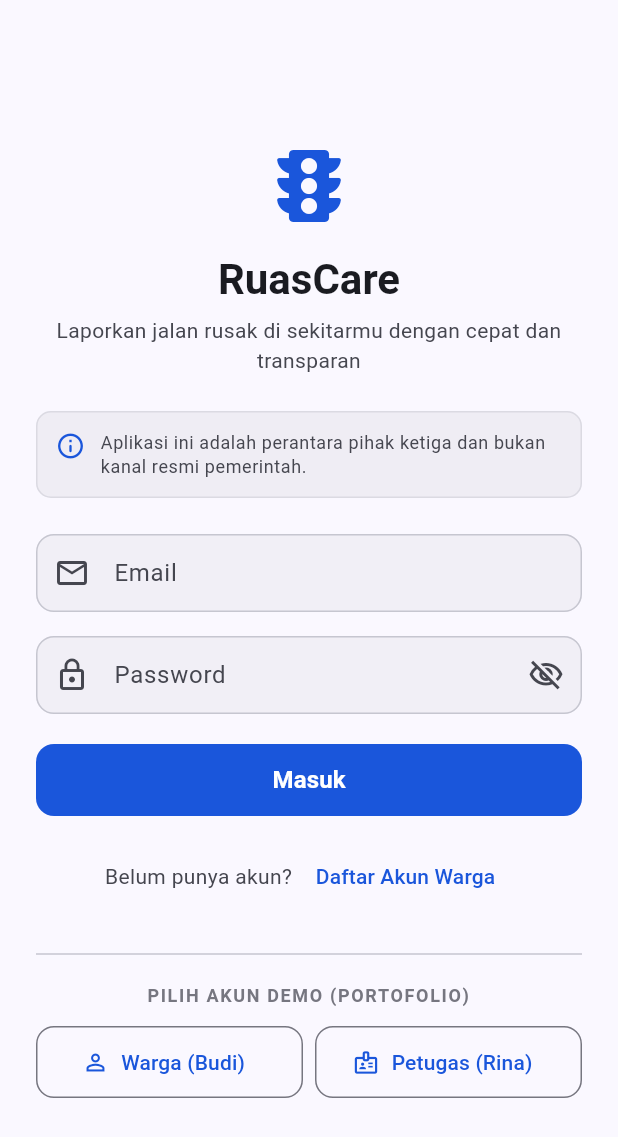
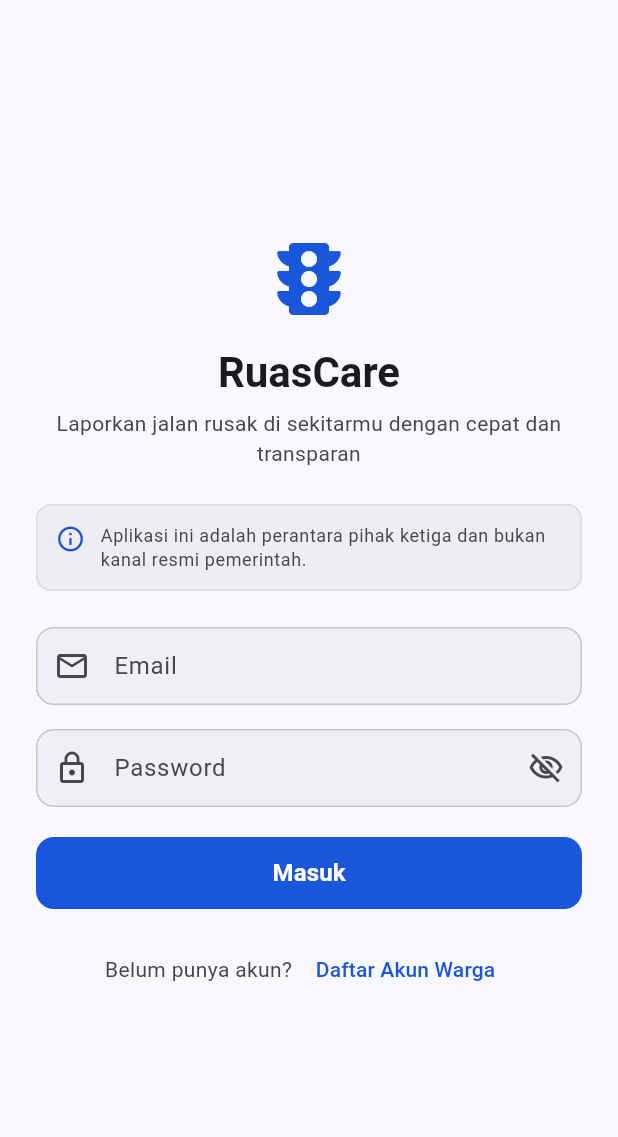
Before and after one commit to DzakyRishan/RuasCare, a Flutter app: the screen it shows after launch, on a phone screen of 412 x 824 dp. Shown: the top 1137 px of the screen. Run offline on Flutter 3.47's test engine with Material 3 defaults, Android fonts, the phone set to English and light mode, and no system bars; our stand-ins replace dio, flutter_map, flutter_riverpod, flutter_secure_storage, geolocator, go_router and 2 more; accounts and stored records are empty.

Commit message:
Hapus tombol akun demo dari halaman login
Warga sekarang daftar sendiri lewat halaman Daftar. Akun petugas disiapkan langsung di database. PRD bagian 5 disesuaikan, test login diganti jadi cek bahwa tombol demo sudah tidak ada.

```diff
--- a/lib/features/auth/presentation/screens/login_screen.dart
+++ b/lib/features/auth/presentation/screens/login_screen.dart
@@ -3,13 +3,12 @@ import 'package:flutter_riverpod/flutter_riverpod.dart';
 import 'package:go_router/go_router.dart';
 import 'package:lapor_jalan/core/constants/app_constants.dart';
 import 'package:lapor_jalan/core/router/app_routes.dart';
-import 'package:lapor_jalan/features/auth/data/fake/fake_users.dart';
 import 'package:lapor_jalan/features/auth/presentation/controllers/auth_controller.dart';
 
 /// Layar Login pengguna (Warga dan Petugas).
 ///
-/// Menyertakan disclaimer resmi pihak ketiga (PRD §8) dan shortcut akun demo
-/// untuk memudahkan peninjau portofolio mencoba kedua peran (PRD §5).
+/// Menyertakan disclaimer resmi pihak ketiga (PRD §8). Warga membuat akun lewat
+/// halaman Daftar, sedangkan akun Petugas disiapkan langsung di database.
 class LoginScreen extends ConsumerStatefulWidget {
   const LoginScreen({super.key});
 
@@ -28,12 +27,6 @@ class _LoginScreenState extends ConsumerState<LoginScreen> {
     _emailController.dispose();
     _passwordController.dispose();
     super.dispose();
-  }
-
-  void _fillDemoAccount(String email) {
-    _emailController.text = email;
-    _passwordController.text = FakeUsers.demoPassword;
-    ref.read(authControllerProvider.notifier).clearErrors();
   }
 
   Future<void> _handleLogin() async {
@@ -251,45 +244,6 @@ class _LoginScreenState extends ConsumerState<LoginScreen> {
                         ),
                       ],
                     ),
-                    const SizedBox(height: 20),
-
-                    const Divider(),
-                    const SizedBox(height: 12),
-
-                    // Bagian Akun Demo Portofolio (PRD §5)
-                    Text(
-                      'PILIH AKUN DEMO (PORTOFOLIO)',
-                      textAlign: TextAlign.center,
-                      style: theme.textTheme.labelMedium?.copyWith(
-                        fontWeight: FontWeight.bold,
-                        color: theme.colorScheme.outline,
-                        letterSpacing: 1.1,
-                      ),
-                    ),
-                    const SizedBox(height: 12),
-                    Row(
-                      children: [
-                        Expanded(
-                          child: OutlinedButton.icon(
-                            icon: const Icon(Icons.person_outline, size: 18),
-                            label: const Text('Warga (Budi)'),
-                            onPressed: authState.isLoading
-                                ? null
-                                : () => _fillDemoAccount(FakeUsers.budi.email),
-                          ),
-                        ),
-                        const SizedBox(width: 8),
-                        Expanded(
-                          child: OutlinedButton.icon(
-                            icon: const Icon(Icons.badge_outlined, size: 18),
-                            label: const Text('Petugas (Rina)'),
-                            onPressed: authState.isLoading
-                                ? null
-                                : () => _fillDemoAccount(FakeUsers.petugas.email),
-                          ),
-                        ),
-                      ],
-                    ),
                   ],
                 ),
               ),
```
Also changed, not shown: 2 other files.
